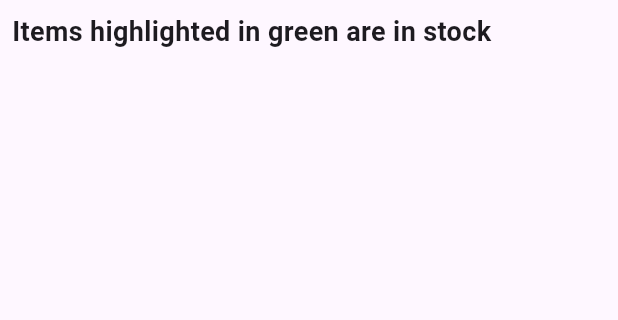
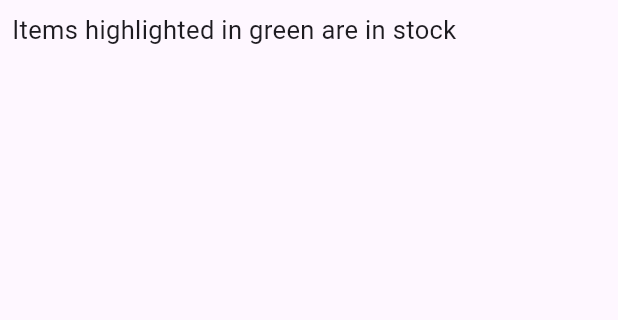
Before and after one commit to nigel25840/recipe_manager, a Flutter app: the GroceryListView screen opened directly with empty values, on a phone screen of 412 x 824 dp, the part 84-404 px from its top. Run offline on Flutter 3.47's test engine with Material 3 defaults, Android fonts, the phone set to English and light mode, and no system bars; our stand-ins replace dartz, get_it, shared_preferences; missing offline and left inert: conduit_codable; accounts and stored records are empty; network calls fail; statements that could not run were skipped.

Commit message:
moving string to constants file

```diff
--- a/lib/utils/app_constants.dart
+++ b/lib/utils/app_constants.dart
@@ -3,9 +3,12 @@ import 'package:flutter/material.dart';
 
 class AppConstants {
   // UI strings
+  static const String kAppTitle = 'Recipe Manager';
+  static const String kGroceryMessage = 'Items highlighted in green are in stock';
+  static const String kNoRecipesMessage = 'You currently have no recipes. Using the menu button in the upper right, go to the pantry view and add some ingredients, then perform a search';
+  static const String kPantryTitle = 'My Pantry';
   static const String kServerError = 'Server failure, please check back';
   static const String kWelcomeMessage = 'Welcome to the recipe lookup app';
-  static const String kNoRecipesMessage = 'You currently have no recipes. Using the menu button in the upper right, go to the pantry view and add some ingredients, then perform a search';
 
   // text styles
   static const TextStyle kTextStyleDefault = TextStyle(
--- a/lib/view_model/pantry_provider.dart
+++ b/lib/view_model/pantry_provider.dart
@@ -13,11 +13,6 @@ class PantryProvider extends ChangeNotifier {
   Future<void> initializeProvider() async {
     await fetchIngredients();
   }
-
-  // Future<void> doRecipeSearch() async {
-  //   List<String> searchTerms = selectedIngredients.map((ingredient) => ingredient.name ?? '').toList();
-  //   await appFacade.fetchRecipes(ingredients: searchTerms);
-  // }
 
   void toggleSelection(Ingredient ingredient) {
     if (selectedIngredients.contains(ingredient)) {
--- a/lib/views/grocery_list_view.dart
+++ b/lib/views/grocery_list_view.dart
@@ -22,8 +22,8 @@ class GroceryListView extends StatelessWidget {
           crossAxisAlignment: CrossAxisAlignment.start,
           children: [
             Text(
-              'Items highlighted in green are in stock', // Add your text above the ListView
-              style: TextStyle(fontSize: 18, fontWeight: FontWeight.bold),
+              AppConstants.kGroceryMessage, // Add your text above the ListView
+              style: AppConstants.kTextStyleMessage,
             ),
             Padding(
               padding: const EdgeInsets.only(top: 30),
--- a/lib/views/main_recipes_view.dart
+++ b/lib/views/main_recipes_view.dart
@@ -17,7 +17,7 @@ class MainRecipesView extends StatelessWidget {
     return Scaffold(
       endDrawer: MenuDrawer(),
       appBar: AppBar(
-        title: Text('Recipe Manager'),
+        title: Text(AppConstants.kAppTitle),
         backgroundColor: Colors.green,
       ),
       body: Container(
--- a/lib/views/pantry_view.dart
+++ b/lib/views/pantry_view.dart
@@ -2,6 +2,7 @@ import 'package:flutter/material.dart';
 import 'package:provider/provider.dart';
 import 'package:recipe_management/globals.dart';
 import 'package:recipe_management/model/ingredient_model.dart';
+import 'package:recipe_management/utils/app_constants.dart';
 import 'package:recipe_management/view_model/pantry_provider.dart';
 import 'package:recipe_management/view_model/recipe_provider.dart';
 import 'package:recipe_management/views/main_recipes_view.dart';
@@ -37,7 +38,7 @@ class PantryView extends StatelessWidget {
               backgroundColor: Colors.green,
             ),
             appBar: AppBar(
-              title: Text('My Pantry'),
+              title: Text(AppConstants.kPantryTitle),
               backgroundColor: Colors.green,
             ),
             body: provider.state == ViewState.idle
```
Also changed, not shown: 1 other file.
